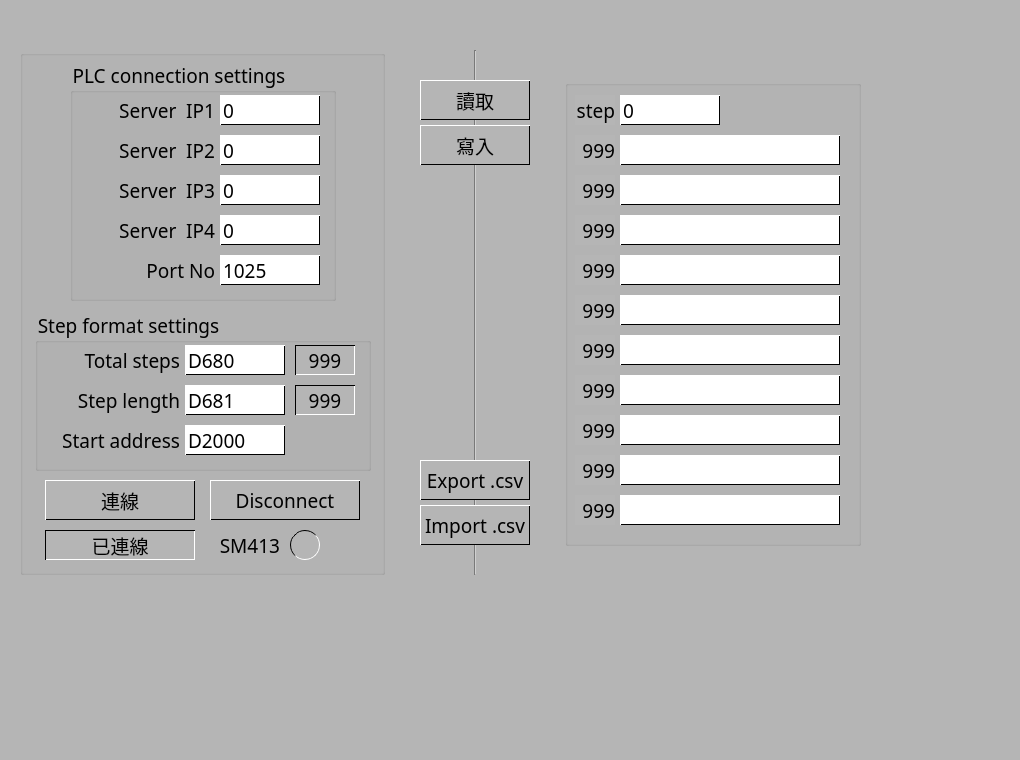
Qt form QPLC_StepConvertToCsv_GUI.ui (eyichia/QPLC) before a commit.
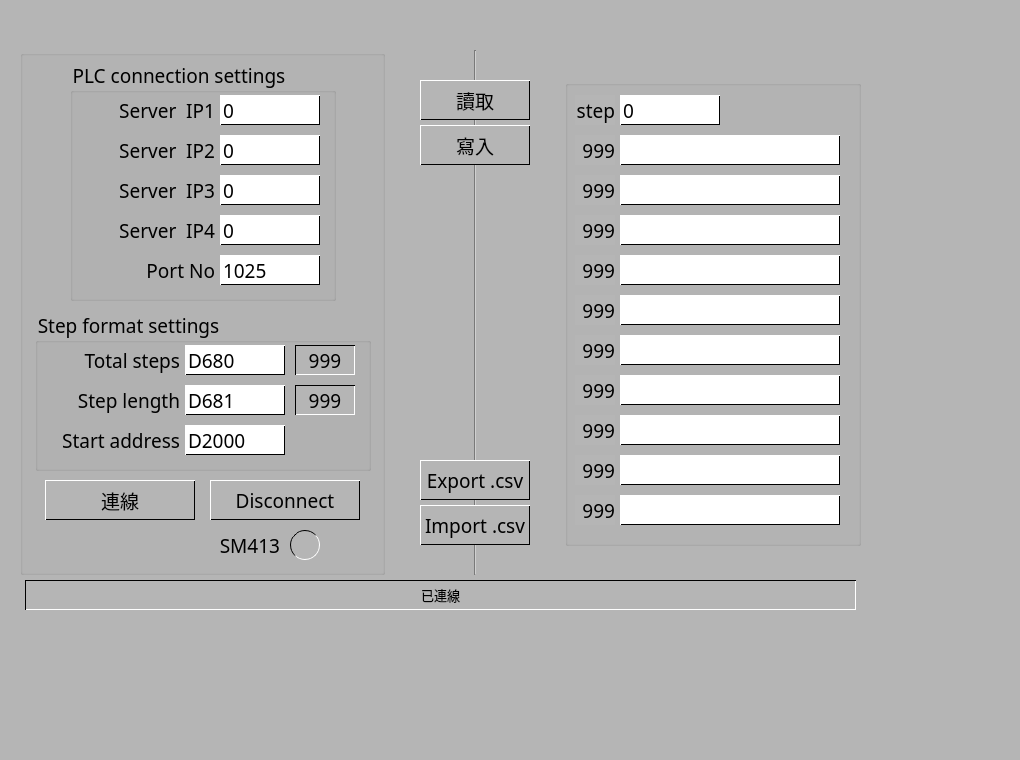
The same form after that commit.

Commit message: D2200讀取成功

Diff of the .ui file:
```diff
--- a/QPLC_StepConvertToCsv_GUI.ui
+++ b/QPLC_StepConvertToCsv_GUI.ui
@@ -1726,45 +1726,6 @@
       <string>Disconnect</string>
      </property>
     </widget>
-    <widget class="QLabel" name="label_connect_status">
-     <property name="enabled">
-      <bool>true</bool>
-     </property>
-     <property name="geometry">
-      <rect>
-       <x>25</x>
-       <y>480</y>
-       <width>150</width>
-       <height>30</height>
-      </rect>
-     </property>
-     <property name="font">
-      <font>
-       <family>Microsoft YaHei</family>
-       <pointsize>14</pointsize>
-      </font>
-     </property>
-     <property name="layoutDirection">
-      <enum>Qt::LayoutDirection::LeftToRight</enum>
-     </property>
-     <property name="styleSheet">
-      <string notr="true">QLabel{
-	border-style: solid; 
-	border-width: 1;
-	background-color: #B5B5B5;
-	border-top-color: black;
-	border-left-color: black;
-	border-bottom-color: white;
-	border-right-color: white;
-}</string>
-     </property>
-     <property name="text">
-      <string>已連線</string>
-     </property>
-     <property name="alignment">
-      <set>Qt::AlignmentFlag::AlignCenter</set>
-     </property>
-    </widget>
     <widget class="QLabel" name="label_sm413">
      <property name="enabled">
       <bool>true</bool>
@@ -1837,6 +1798,45 @@
      </property>
     </widget>
    </widget>
+   <widget class="QLabel" name="label_connect_status">
+    <property name="enabled">
+     <bool>true</bool>
+    </property>
+    <property name="geometry">
+     <rect>
+      <x>25</x>
+      <y>580</y>
+      <width>831</width>
+      <height>30</height>
+     </rect>
+    </property>
+    <property name="font">
+     <font>
+      <family>Microsoft YaHei</family>
+      <pointsize>10</pointsize>
+     </font>
+    </property>
+    <property name="layoutDirection">
+     <enum>Qt::LayoutDirection::LeftToRight</enum>
+    </property>
+    <property name="styleSheet">
+     <string notr="true">QLabel{
+	border-style: solid; 
+	border-width: 1;
+	background-color: #B5B5B5;
+	border-top-color: black;
+	border-left-color: black;
+	border-bottom-color: white;
+	border-right-color: white;
+}</string>
+    </property>
+    <property name="text">
+     <string>已連線</string>
+    </property>
+    <property name="alignment">
+     <set>Qt::AlignmentFlag::AlignCenter</set>
+    </property>
+   </widget>
    <zorder>setting_groupBox</zorder>
    <zorder>line</zorder>
    <zorder>PB_read_step</zorder>
```
Left out of the diff: 1 changed line with no effect on the pictures. The commit also changes 2 other files.
